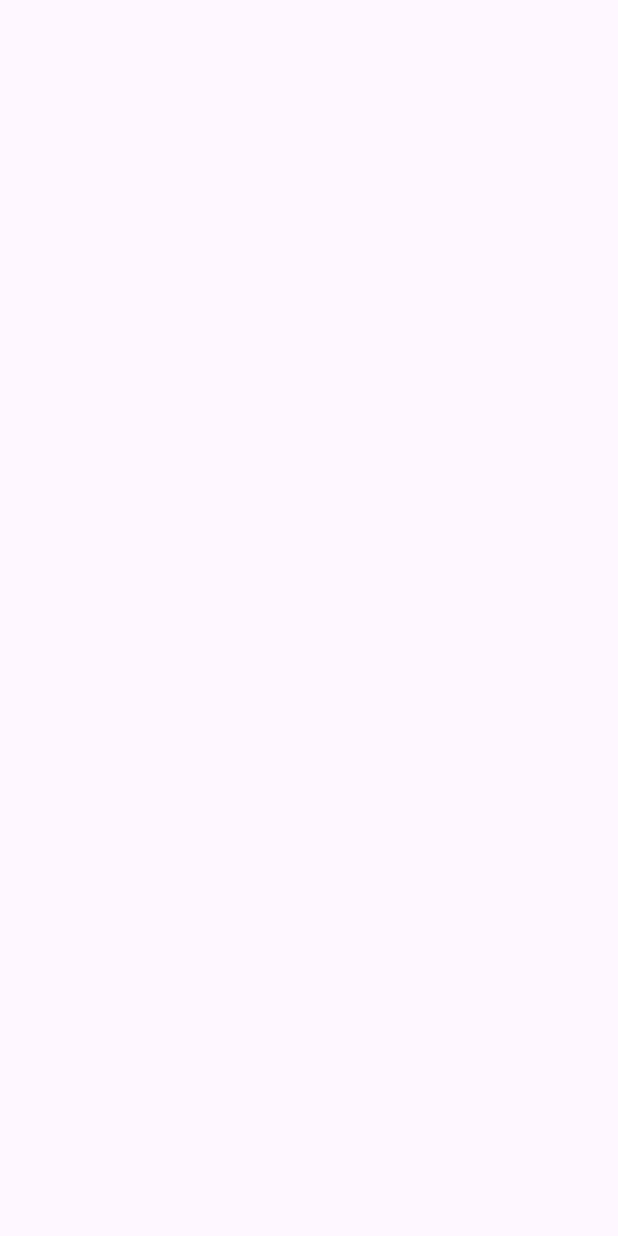
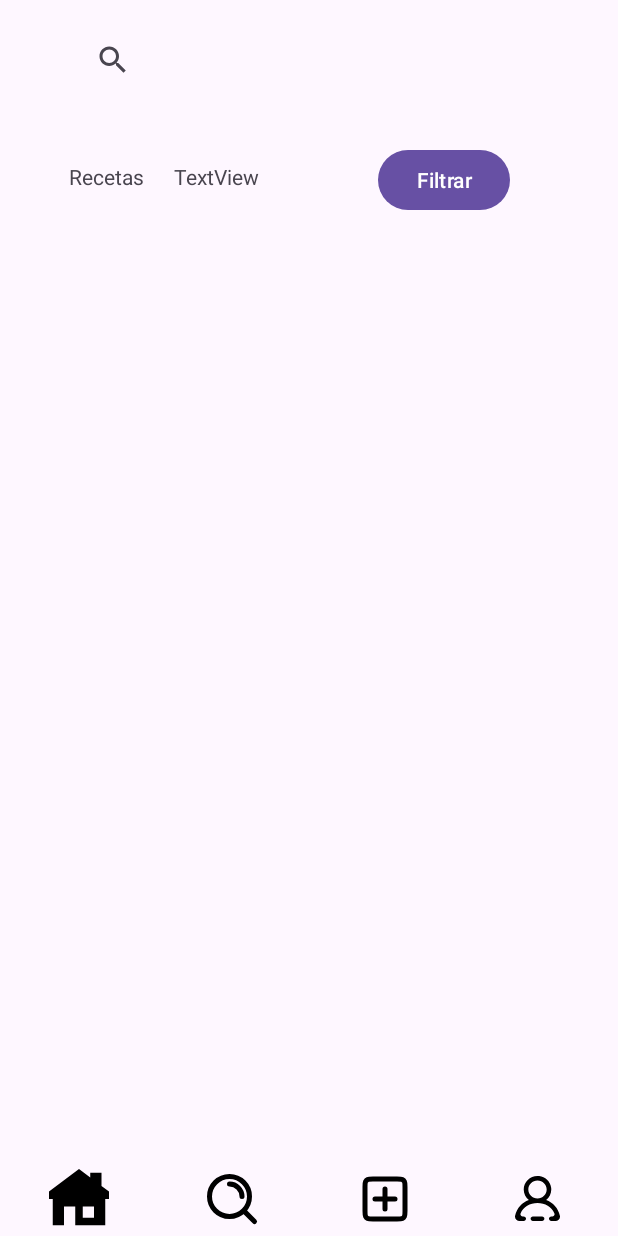
Before and after one commit to beidou2023/RecetasCocina, an Android app: the BusquedaRes screen opened directly, with no data from a screen before it, on a phone screen of 412 x 824 dp. Before the commit the screen is empty. Run offline under Robolectric (Android 15) with nearby library versions, the phone set to English and light mode, and no system bars.

Commit message:
Vista Basica BusquedaResultados

```diff
--- a/app/src/main/res/layout/activity_busqueda_res.xml
+++ b/app/src/main/res/layout/activity_busqueda_res.xml
@@ -7,4 +7,107 @@
     android:layout_height="match_parent"
     tools:context=".BusquedaRes">
 
+    <TextView
+        android:id="@+id/txv_nroBusquedaRecetas"
+        android:layout_width="wrap_content"
+        android:layout_height="wrap_content"
+        android:layout_marginStart="116dp"
+        android:layout_marginTop="108dp"
+        android:text="TextView"
+        app:layout_constraintStart_toStartOf="parent"
+        app:layout_constraintTop_toTopOf="parent" />
+
+    <SearchView
+        android:id="@+id/searchView"
+        android:layout_width="309dp"
+        android:layout_height="wrap_content"
+        android:layout_marginTop="16dp"
+        app:layout_constraintEnd_toEndOf="parent"
+        app:layout_constraintStart_toStartOf="parent"
+        app:layout_constraintTop_toTopOf="parent" />
+
+    <TextView
+        android:id="@+id/textView8"
+        android:layout_width="wrap_content"
+        android:layout_height="wrap_content"
+        android:layout_marginTop="108dp"
+        android:text="Recetas"
+        app:layout_constraintEnd_toEndOf="parent"
+        app:layout_constraintHorizontal_bias="0.127"
+        app:layout_constraintStart_toStartOf="parent"
+        app:layout_constraintTop_toTopOf="parent" />
+
+    <androidx.recyclerview.widget.RecyclerView
+        android:id="@+id/rv_resultado"
+        android:layout_width="310dp"
+        android:layout_height="433dp"
+        android:layout_marginStart="4dp"
+        android:layout_marginBottom="132dp"
+        app:layout_constraintBottom_toBottomOf="parent"
+        app:layout_constraintEnd_toEndOf="parent"
+        app:layout_constraintHorizontal_bias="0.422"
+        app:layout_constraintStart_toStartOf="parent" />
+
+    <LinearLayout
+        android:layout_width="408dp"
+        android:layout_height="50dp"
+        android:layout_marginBottom="0dp"
+        android:orientation="horizontal"
+        app:layout_constraintBottom_toBottomOf="parent"
+        app:layout_constraintEnd_toEndOf="parent"
+        app:layout_constraintHorizontal_bias="0.333"
+        app:layout_constraintStart_toStartOf="parent">
+
+        <ImageView
+            android:id="@+id/imageViewIcon1"
+            android:layout_width="0dp"
+            android:layout_height="match_parent"
+            android:layout_weight="1"
+            android:layout_gravity="center"
+            android:src="@drawable/home_1_svgrepo_com"
+            android:scaleType="centerInside"
+            android:adjustViewBounds="true"
+            android:contentDescription="Icon description" />
+
+        <ImageView
+            android:id="@+id/imageViewIcon2"
+            android:layout_width="0dp"
+            android:layout_height="match_parent"
+            android:layout_weight="1"
+            android:layout_gravity="center"
+            android:src="@drawable/search_alt_2_svgrepo_com"
+            android:scaleType="centerInside"
+            android:adjustViewBounds="true"
+            android:contentDescription="Icon description" />
+        <ImageView
+            android:id="@+id/imageViewIcon3"
+            android:layout_width="0dp"
+            android:layout_height="match_parent"
+            android:layout_weight="1"
+            android:layout_gravity="center"
+            android:src="@drawable/add_plus_square_svgrepo_com"
+            android:scaleType="centerInside"
+            android:adjustViewBounds="true"
+            android:contentDescription="Icon description" />
+        <ImageView
+            android:id="@+id/imageViewIcon4"
+            android:layout_width="0dp"
+            android:layout_height="match_parent"
+            android:layout_weight="1"
+            android:layout_gravity="center"
+            android:src="@drawable/profile_round_1346_svgrepo_com"
+            android:scaleType="centerInside"
+            android:adjustViewBounds="true"
+            android:contentDescription="Icon description" />
+    </LinearLayout>
+
+    <Button
+        android:id="@+id/button3"
+        android:layout_width="wrap_content"
+        android:layout_height="wrap_content"
+        android:layout_marginTop="96dp"
+        android:layout_marginEnd="72dp"
+        android:text="Filtrar"
+        app:layout_constraintEnd_toEndOf="parent"
+        app:layout_constraintTop_toTopOf="parent" />
 </androidx.constraintlayout.widget.ConstraintLayout>
```
